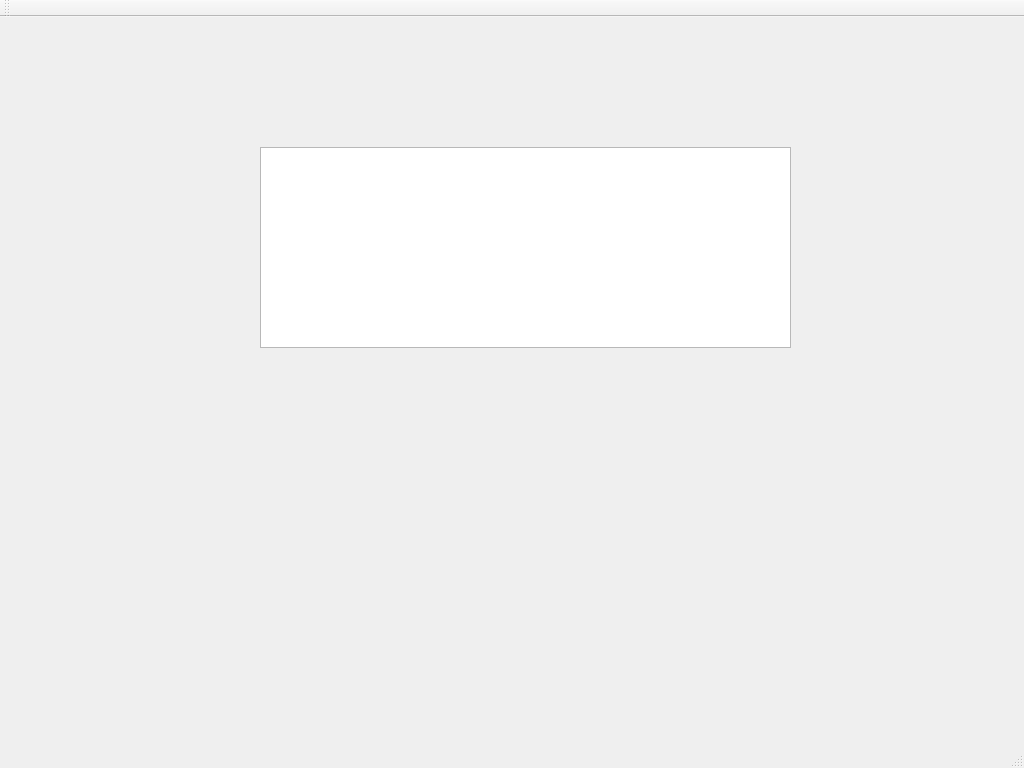
First picture: the form in my_account_soft/mysoft.ui, repository pk8900gh/account, before the edit.
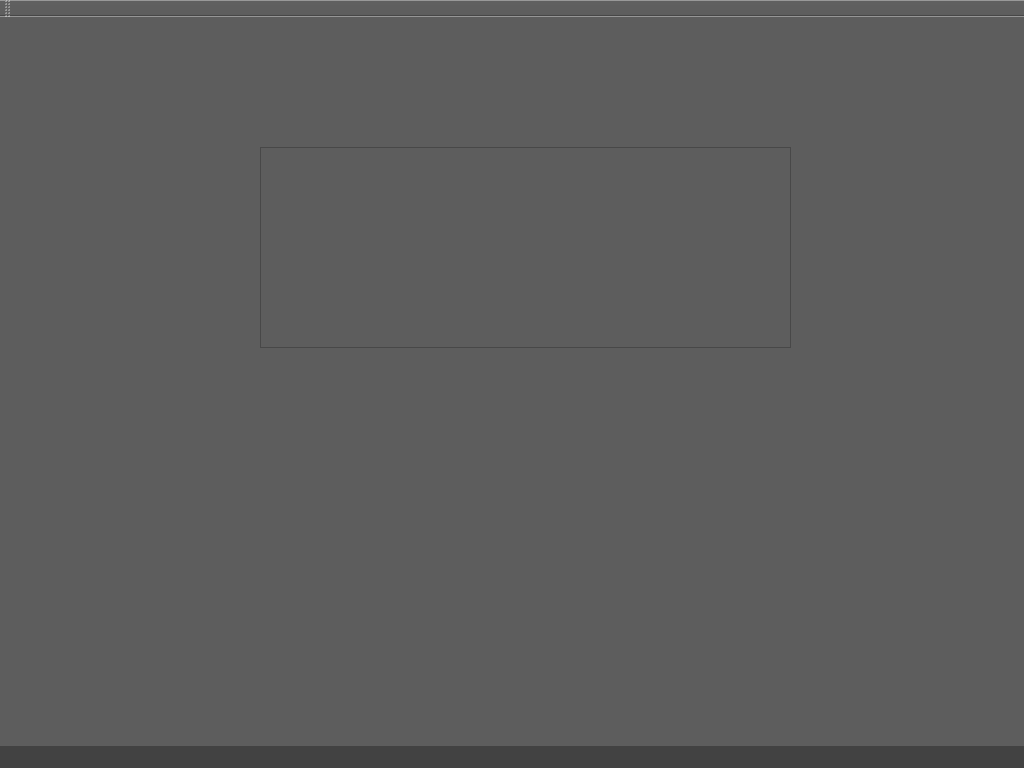
Second picture: the form after the edit.

Diff of the .ui file:
```diff
--- a/my_account_soft/mysoft.ui
+++ b/my_account_soft/mysoft.ui
@@ -13,6 +13,10 @@
   <property name="windowTitle">
    <string>MySoft</string>
   </property>
+  <property name="styleSheet">
+   <string notr="true">background-color: rgb(93, 93, 93);
+color: rgb(255, 255, 255);</string>
+  </property>
   <widget class="QWidget" name="centralWidget">
    <widget class="QTextEdit" name="textEdit01">
     <property name="geometry">
@@ -43,7 +47,12 @@
     <bool>false</bool>
    </attribute>
   </widget>
-  <widget class="QStatusBar" name="statusBar"/>
+  <widget class="QStatusBar" name="statusBar">
+   <property name="styleSheet">
+    <string notr="true">background-color: rgb(66, 66, 66);
+color: rgb(255, 255, 255);</string>
+   </property>
+  </widget>
  </widget>
  <layoutdefault spacing="6" margin="11"/>
  <resources>
```
Left out of the diff: 3 changed lines with no effect on the pictures.
